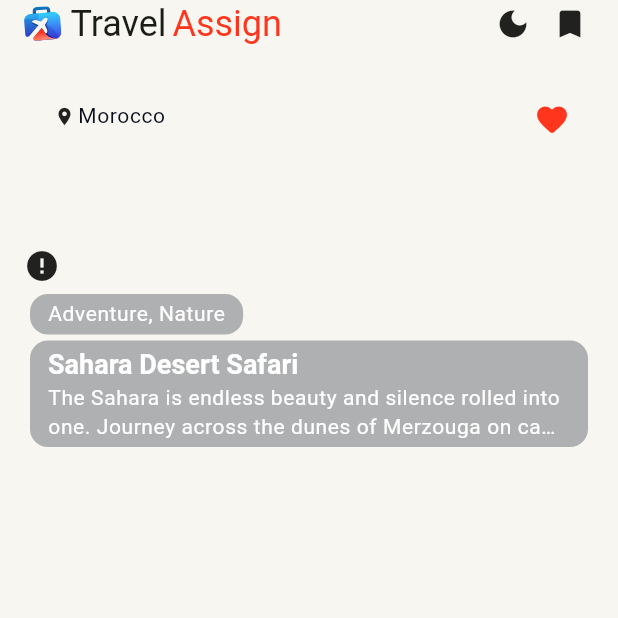
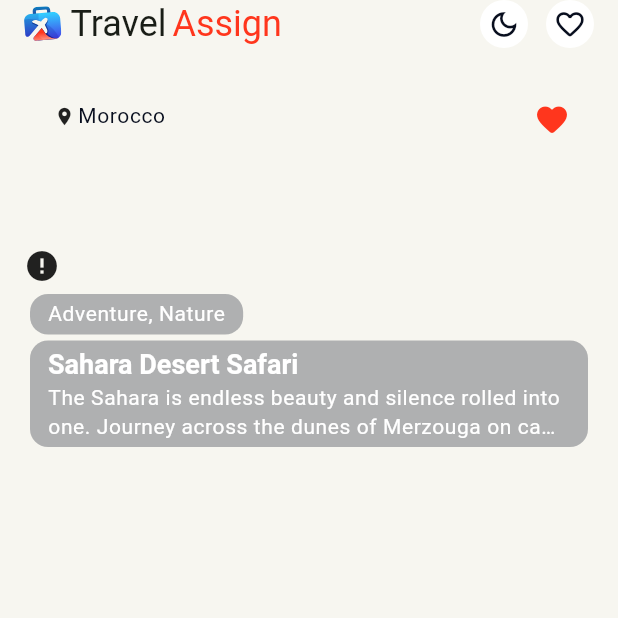
Before and after one commit to vivekbudakoti/travel_assign, a Flutter app: the screen it shows after launch, on a phone screen of 412 x 824 dp, the top half of it. Run offline on Flutter 3.47's test engine with Material 3 defaults, Android fonts, the phone set to English and light mode, and no system bars; drawn by our look-alikes of cached_network_image; our stand-ins replace flutter_bloc, flutter_svg, go_router, shared_preferences; network calls fail.

Commit message:
fix: top bar enhancement

```diff
--- a/lib/core/theme/theme.dart
+++ b/lib/core/theme/theme.dart
@@ -30,6 +30,7 @@ class AppTheme {
         brightness: brightness,
         surface: isDark ? AppColors.primaryLight : AppColors.white,
         primary: isDark ? AppColors.primaryDark : AppColors.primaryLight,
+        inversePrimary: isDark ? AppColors.primaryLight : AppColors.primaryDark,
         onTertiary: isDark ? AppColors.white : AppColors.primaryDark,
       ),
       textTheme: TextTheme(
--- a/lib/features/experience/view/experience_screen.dart
+++ b/lib/features/experience/view/experience_screen.dart
@@ -38,19 +38,20 @@ class _ExperienceScreenState extends State<ExperienceScreen> {
                   ],
                 ),
                 Spacer(),
+
                 BlocBuilder<ThemeCubit, ThemeState>(
                   builder: (context, state) {
                     return TopIcon(
-                      icon: state is LightThemeState ? Icons.dark_mode : Icons.light_mode,
+                      icon: state is LightThemeState ? Icons.dark_mode_outlined : Icons.light_mode_outlined,
                       onTap: () {
                         context.read<ThemeCubit>().toggleTheme();
                       },
                     );
                   },
                 ),
+                12.horizontalSizedBox,
 
-                6.horizontalSizedBox,
-                TopIcon(icon: Icons.bookmark, onTap: () {}),
+                TopIcon(icon: Icons.favorite_outline_rounded, onTap: () {}),
               ],
             ),
             20.verticalSizedBox,
--- a/lib/features/experience/view/widgets/top_icon.dart
+++ b/lib/features/experience/view/widgets/top_icon.dart
@@ -1,4 +1,6 @@
 import 'package:flutter/material.dart';
+import 'package:travel_assign/core/theme/colors.dart';
+import 'package:travel_assign/core/utils/extension.dart';
 
 class TopIcon extends StatelessWidget {
   final VoidCallback? onTap;
@@ -11,7 +13,11 @@ class TopIcon extends StatelessWidget {
     return GestureDetector(
       behavior: HitTestBehavior.opaque,
       onTap: onTap,
-      child: Container(padding: EdgeInsets.all(4), child: Icon(icon)),
+      child: CircleAvatar(
+        backgroundColor: AppColors.white,
+        radius: 16,
+        child: Icon(icon, color: AppColors.primaryDark, size: 22),
+      ),
     );
   }
 }
```
